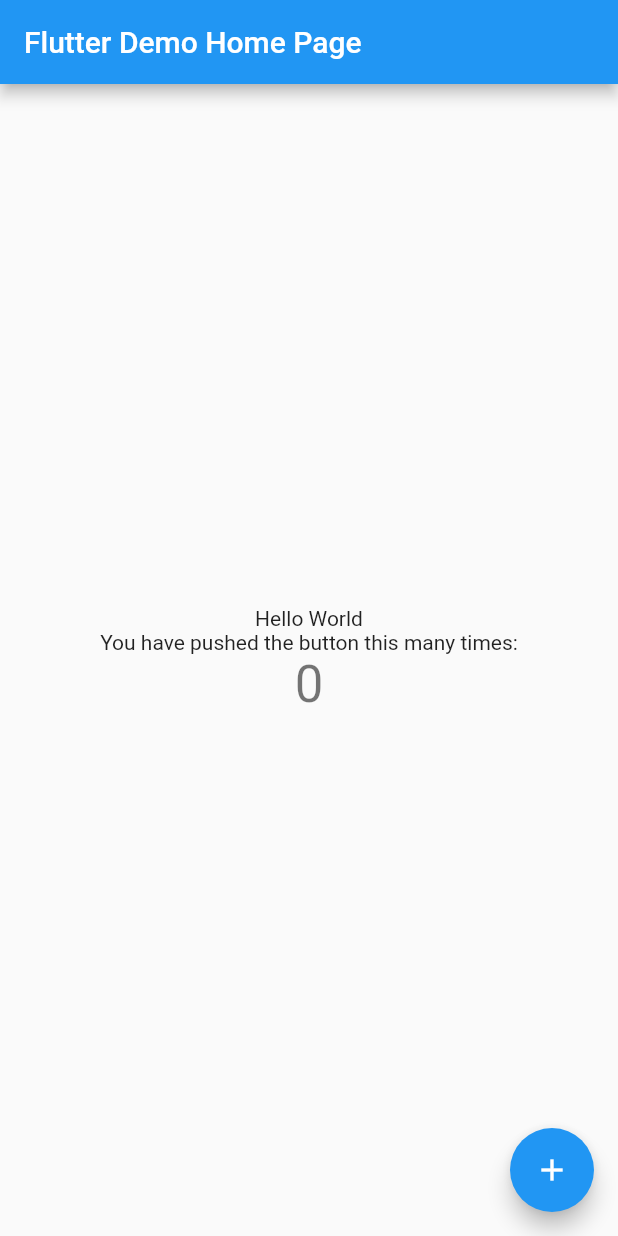
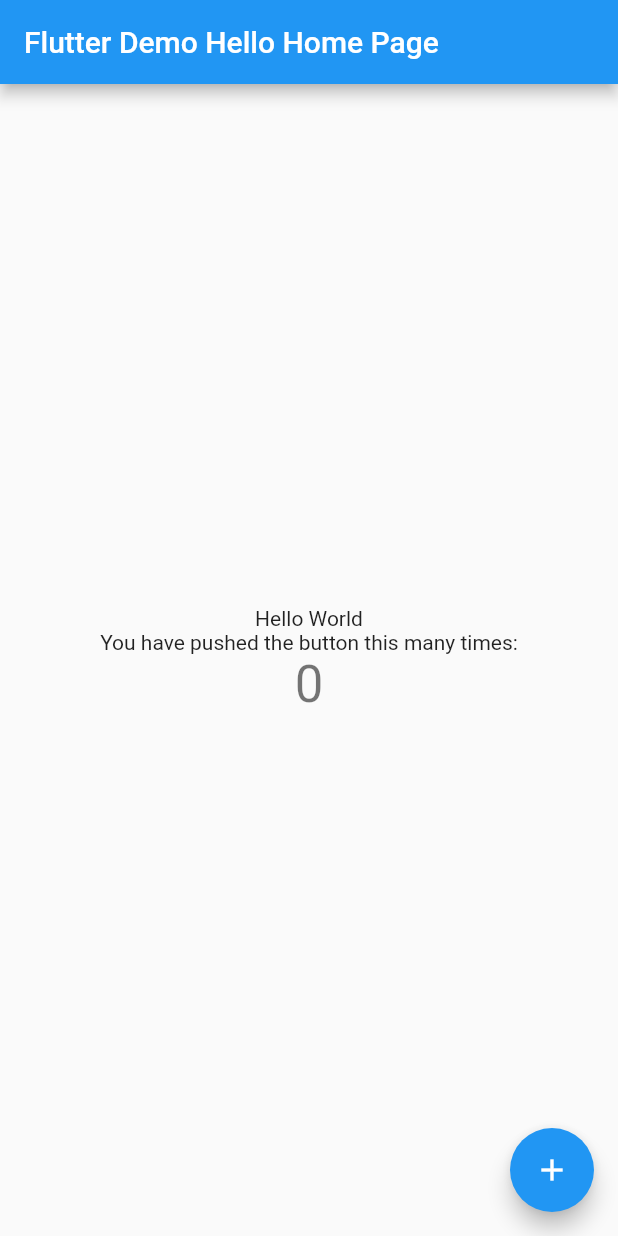
Before and after one commit to gliote/devops-flutter-IOS-android, a Flutter app: the screen it shows after launch, on a phone screen of 412 x 824 dp. Run offline on Flutter 3.47's test engine with Material 2 defaults, Android fonts, the phone set to English and light mode, and no system bars; our stand-ins replace firebase_core; accounts and stored records are empty.

Commit message:
feat(hello): add Hello to title

```diff
--- a/hello_world/lib/main.dart
+++ b/hello_world/lib/main.dart
@@ -29,7 +29,7 @@ class MyApp extends StatelessWidget {
         // is not restarted.
         primarySwatch: Colors.blue,
       ),
-      home: const MyHomePage(title: 'Flutter Demo Home Page'),
+      home: const MyHomePage(title: 'Flutter Demo Hello Home Page'),
     );
   }
 }
```
